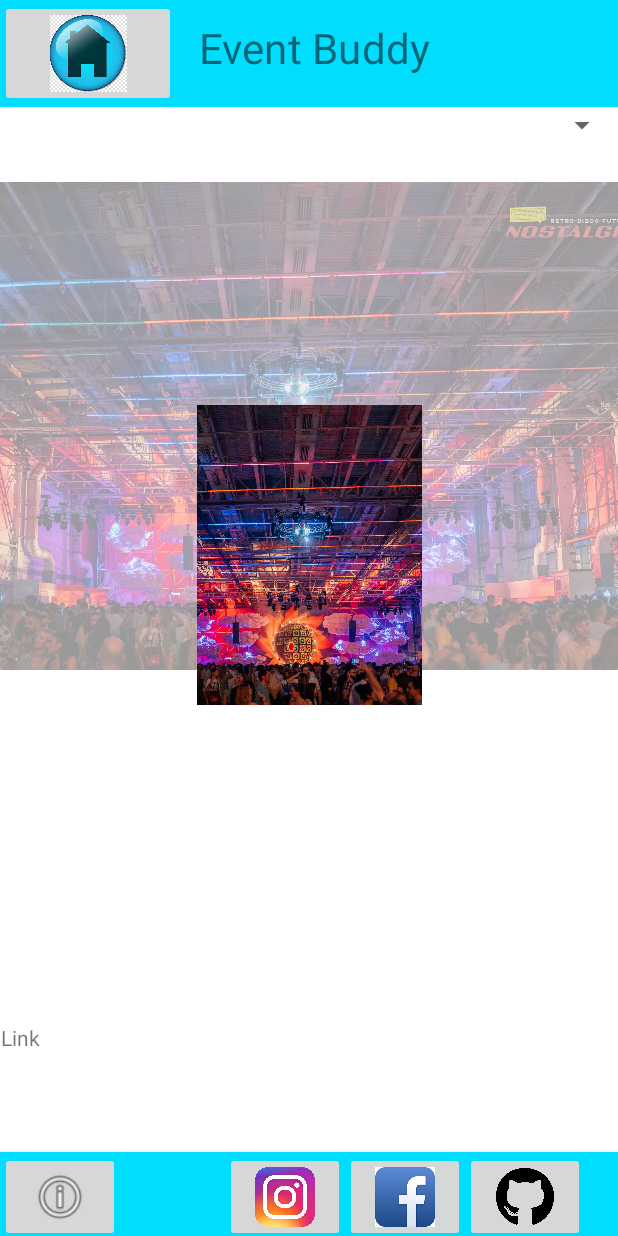
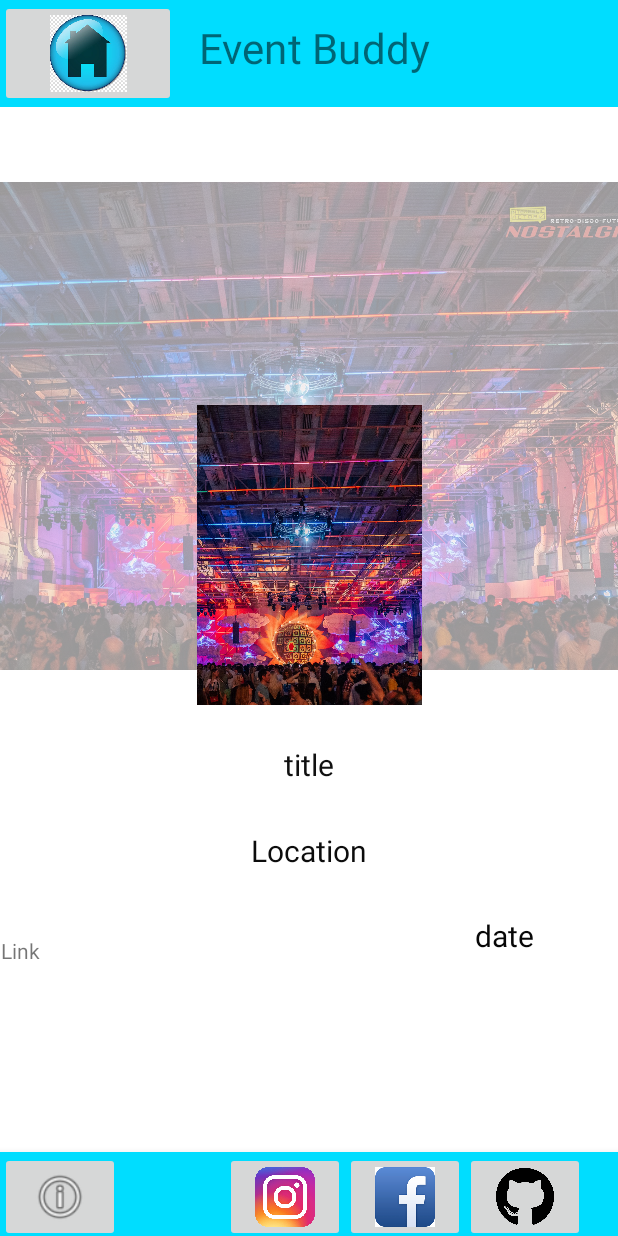
Before and after one commit to catalinmvp/EventBuddy, an Android app: the layout activity_event.xml on its own in the app's theme, with its tools: preview values and no code run, on a phone screen of 412 x 824 dp. Run offline under Robolectric (Android 15) with nearby library versions, the phone set to English and light mode, and no system bars.

Commit message:
Bundle done, informatile se transfera dintr o parte in alta.

```diff
--- a/app/src/main/java/com/example/eventbuddy/Events.java
+++ b/app/src/main/java/com/example/eventbuddy/Events.java
@@ -9,6 +9,7 @@ import androidx.recyclerview.widget.RecyclerView;
 import android.content.Context;
 import android.content.Intent;
 import android.os.Bundle;
+import android.os.Parcelable;
 import android.util.Log;
 import android.view.LayoutInflater;
 import android.view.View;
@@ -35,6 +36,7 @@ import com.google.firebase.firestore.Query;
 import com.google.firebase.firestore.QueryDocumentSnapshot;
 import com.google.firebase.firestore.QuerySnapshot;
 
+import java.io.Serializable;
 import java.util.ArrayList;
 import java.util.HashMap;
 
@@ -59,7 +61,8 @@ public class Events extends AppCompatActivity {
     protected void onCreate(Bundle savedInstanceState) {
         super.onCreate(savedInstanceState);
         setContentView(R.layout.activity_events);
-//        Spinner spinner = findViewById(R.id.spinner);
+        Spinner spinner = findViewById(R.id.spinner);
+        spinner.setVisibility(View.INVISIBLE);
 //        ArrayAdapter<CharSequence> adapter = ArrayAdapter.createFromResource(this,R.array.features,android.R.layout.simple_spinner_item);
 //        adapter.setDropDownViewResource(android.R.layout.simple_spinner_dropdown_item);
 //        spinner.setAdapter(adapter);
@@ -105,6 +108,7 @@ public class Events extends AppCompatActivity {
                                         System.out.println("lalalal" + model.getLocation());
                                         holder.name.setText(model.getName());
                                         holder.date.setText(model.getDate());
+                                        eventArrayList.add(model);
                                         Log.d(TAG, document.getId() + " => " + document.getData());
                                     }
                                 } else {
@@ -119,8 +123,17 @@ public class Events extends AppCompatActivity {
                         @Override
                         public void onClick(View v) {
 
-                            //pt evenimente lista
+
+                            Bundle bundle = new Bundle(),bundle2 = new Bundle(),bundle3 = new Bundle(),bundle4 = new Bundle();
+                            bundle.putString("name",model.getName());
+                            bundle2.putString("date",model.getDate());
+                            bundle3.putString("location",model.getLocation());
+                            bundle4.putString("link",model.getLink());
                             Intent i = new Intent(Events.this,SingleEvent.class);
+                            i.putExtras(bundle);
+                            i.putExtras(bundle2);
+                            i.putExtras(bundle3);
+                            i.putExtras(bundle4);
                             v.getContext().startActivity(i);
                         }
                     });
--- a/app/src/main/java/com/example/eventbuddy/SingleEvent.java
+++ b/app/src/main/java/com/example/eventbuddy/SingleEvent.java
@@ -18,6 +18,8 @@ import com.google.firebase.firestore.FirebaseFirestore;
 import com.google.firebase.firestore.QueryDocumentSnapshot;
 import com.google.firebase.firestore.QuerySnapshot;
 
+import java.util.ArrayList;
+
 public class SingleEvent extends AppCompatActivity {
     TextView name,date,location,link;
     @Override
@@ -27,12 +29,24 @@ public class SingleEvent extends AppCompatActivity {
 
 
         Intent i = getIntent();
+        Bundle bundle = i.getExtras();
+        //final String title = (String) bundle.getSerializable("events");
+        String name2 = bundle.getString("name");
+        String date2 = bundle.getString("date");
+        String location2 = bundle.getString("location");
+        String link2 = bundle.getString("link");
 
         name = findViewById(R.id.EventTitle);
         date = findViewById(R.id.EventDate);
         location = findViewById(R.id.EventLocation);
-        //link = findViewById(R.id.EventLink);
-        //bundle pt a aduce ino
+        link = findViewById(R.id.EventLink);
+
+
+        name.setText(name2);
+        link.setText(link2);
+        date.setText(date2);
+        location.setText(location2);
+
         //graddle pt imagini hashed
         //afiseaza mai trb sa aduc datele din stanga in dreapta + glide pt poze
     }
--- a/app/src/main/res/layout/activity_event.xml
+++ b/app/src/main/res/layout/activity_event.xml
@@ -64,22 +64,6 @@
         app:layout_constraintStart_toStartOf="parent"
         app:layout_constraintTop_toTopOf="@+id/spinner">
 
-        <androidx.cardview.widget.CardView
-            android:id="@+id/cardView"
-            android:layout_width="wrap_content"
-            android:layout_height="wrap_content"
-            android:elevation="10dp"
-            app:cardBackgroundColor="#343030"
-            app:cardCornerRadius="15dp"
-            app:cardElevation="15dp"
-            app:layout_constraintBottom_toBottomOf="parent"
-            app:layout_constraintEnd_toEndOf="parent"
-            app:layout_constraintStart_toStartOf="parent"
-            app:layout_constraintTop_toTopOf="parent"
-            app:layout_constraintVertical_bias="0.0">
-
-        </androidx.cardview.widget.CardView>
-
         <LinearLayout
             android:layout_width="match_parent"
             android:layout_height="match_parent"
@@ -90,59 +74,42 @@
                 android:id="@+id/EventLink"
                 android:layout_width="match_parent"
                 android:layout_height="wrap_content"
-                android:alpha="1"
                 android:text="Link"
-                android:translationY="510dp" />
+                android:translationY="430dp" />
 
-            <androidx.cardview.widget.CardView
-                android:id="@+id/cardView3"
-                android:layout_width="190dp"
+
+            <TextView
+                android:id="@+id/EventLocation"
+                android:layout_width="258dp"
                 android:layout_height="wrap_content"
-                android:layout_marginStart="110dp"
-                android:layout_marginLeft="110dp"
-                android:layout_marginTop="29dp"
-                android:layout_marginEnd="111dp"
-                android:layout_marginRight="111dp"
-
-                android:alpha="1"
-                app:cardBackgroundColor="#3C3C3C"
-                app:cardCornerRadius="20dp">
-
-            </androidx.cardview.widget.CardView>
-
+                android:layout_marginTop="20dp"
+                android:gravity="center"
+                android:text="Location"
+                android:textColor="#0C0C0C"
+                android:textSize="20sp"
+                android:translationY="320dp" />
 
             <TextView
                 android:id="@+id/EventTitle"
                 android:layout_width="258dp"
                 android:layout_height="wrap_content"
                 android:layout_marginTop="300dp"
-                android:alpha="1"
                 android:gravity="center"
                 android:lineSpacingExtra="12sp"
                 android:paddingTop="15dp"
-                android:textColor="#E5E5E5"
+                android:text="title"
+                android:textColor="#101010"
                 android:textSize="20sp"
-                android:translationY="-20dp" />
-
-            <TextView
-                android:id="@+id/EventLocation"
-                android:layout_width="258dp"
-                android:layout_height="wrap_content"
-                android:layout_marginTop="20dp"
-                android:alpha="1"
-                android:gravity="center"
-                android:lineSpacingExtra="12sp"
-                android:paddingTop="15dp"
-                android:textColor="#E5E5E5"
-                android:textSize="20sp"
-                android:translationY="-20dp" />
+                android:translationY="-80dp"
+                android:visibility="visible" />
 
             <TextView
                 android:id="@+id/EventDate"
                 android:layout_width="106dp"
                 android:layout_height="41dp"
                 android:gravity="center"
-                android:textColor="#E5E5E5"
+                android:text="date"
+                android:textColor="#070707"
                 android:textSize="20sp"
                 android:translationX="130dp" />
         </LinearLayout>
@@ -204,6 +171,7 @@
         android:id="@+id/spinner"
         android:layout_width="match_parent"
         android:layout_height="wrap_content"
+        android:visibility="invisible"
         app:layout_constraintEnd_toEndOf="parent"
         app:layout_constraintStart_toStartOf="parent"
         app:layout_constraintTop_toBottomOf="@+id/navigationView" />
```
